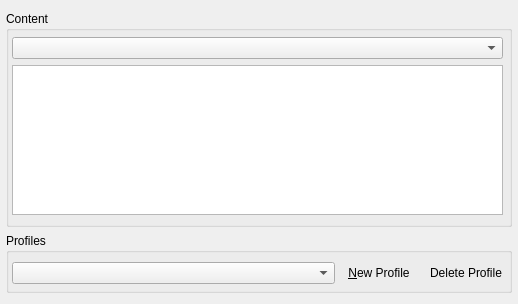
Qt form files/ui/datafilespage.ui (OpenMW/openmw) before a commit.
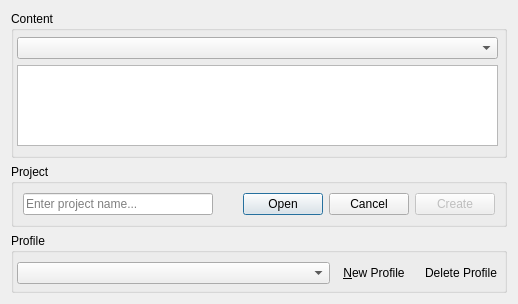
The same form after that commit. Icons and pictures are not drawn. Custom widgets are drawn as their Qt base class.

Patch:
```diff
--- a/files/ui/datafilespage.ui
+++ b/files/ui/datafilespage.ui
@@ -14,12 +14,6 @@
    <enum>Qt::DefaultContextMenu</enum>
   </property>
   <layout class="QVBoxLayout" name="verticalLayout_2">
-   <property name="leftMargin">
-    <number>6</number>
-   </property>
-   <property name="rightMargin">
-    <number>6</number>
-   </property>
    <item>
     <widget class="QGroupBox" name="contentGroupBox">
      <property name="title">
@@ -99,13 +93,49 @@
      <zorder></zorder>
     </widget>
    </item>
+   <item>
+    <widget class="QGroupBox" name="projectGroupBox">
+     <property name="title">
+      <string>Project</string>
+     </property>
+     <layout class="QHBoxLayout" name="horizontalLayout">
+      <item>
+       <widget class="EsxView::LineEdit" name="projectNameLineEdit">
+        <property name="placeholderText">
+         <string>Enter project name...</string>
+        </property>
+       </widget>
+      </item>
+      <item>
+       <widget class="QDialogButtonBox" name="projectButtonBox">
+        <property name="standardButtons">
+         <set>QDialogButtonBox::Cancel|QDialogButtonBox::Open</set>
+        </property>
+       </widget>
+      </item>
+      <item>
+       <widget class="QPushButton" name="projectCreateButton">
+        <property name="enabled">
+         <bool>false</bool>
+        </property>
+        <property name="text">
+         <string>Create</string>
+        </property>
+       </widget>
+      </item>
+     </layout>
+     <zorder>projectButtonBox</zorder>
+     <zorder>projectCreateButton</zorder>
+     <zorder>projectNameLineEdit</zorder>
+    </widget>
+   </item>
    <item>
     <widget class="QGroupBox" name="profileGroupBox">
      <property name="focusPolicy">
       <enum>Qt::NoFocus</enum>
      </property>
      <property name="title">
-      <string>Profiles</string>
+      <string>Profile</string>
      </property>
      <property name="flat">
       <bool>false</bool>
@@ -221,6 +251,11 @@
    <extends>QComboBox</extends>
    <header location="global">components/esxselector/view/profilescombobox.hpp</header>
   </customwidget>
+  <customwidget>
+   <class>EsxView::LineEdit</class>
+   <extends>QLineEdit</extends>
+   <header location="global">components/esxselector/view/lineedit.hpp</header>
+  </customwidget>
  </customwidgets>
  <resources/>
  <connections/>
```
Left out of the diff: 4 changed lines with no effect on the pictures.
